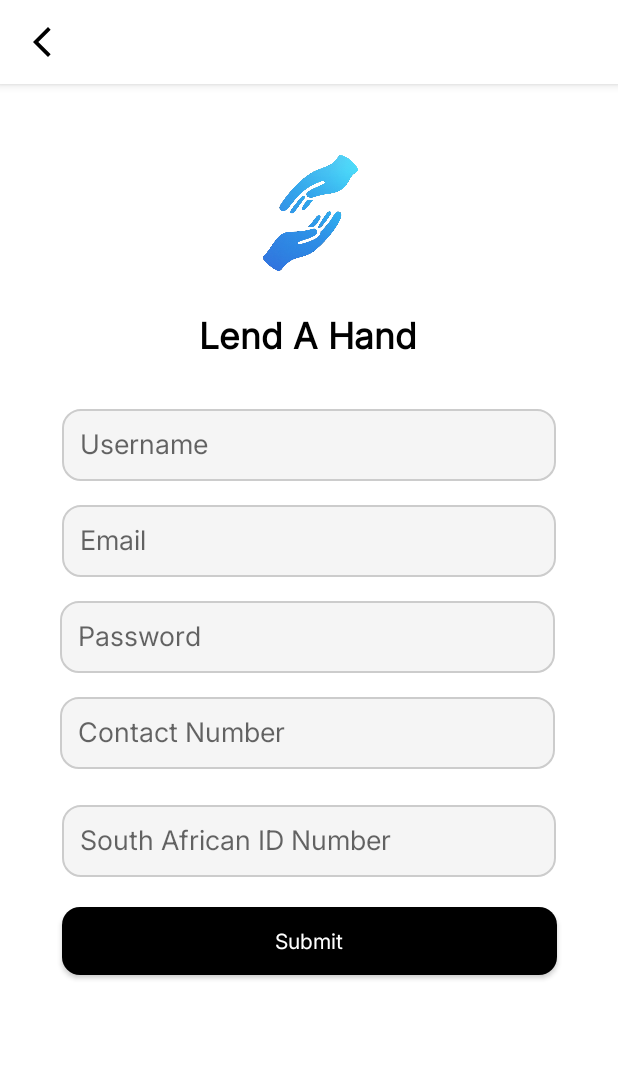
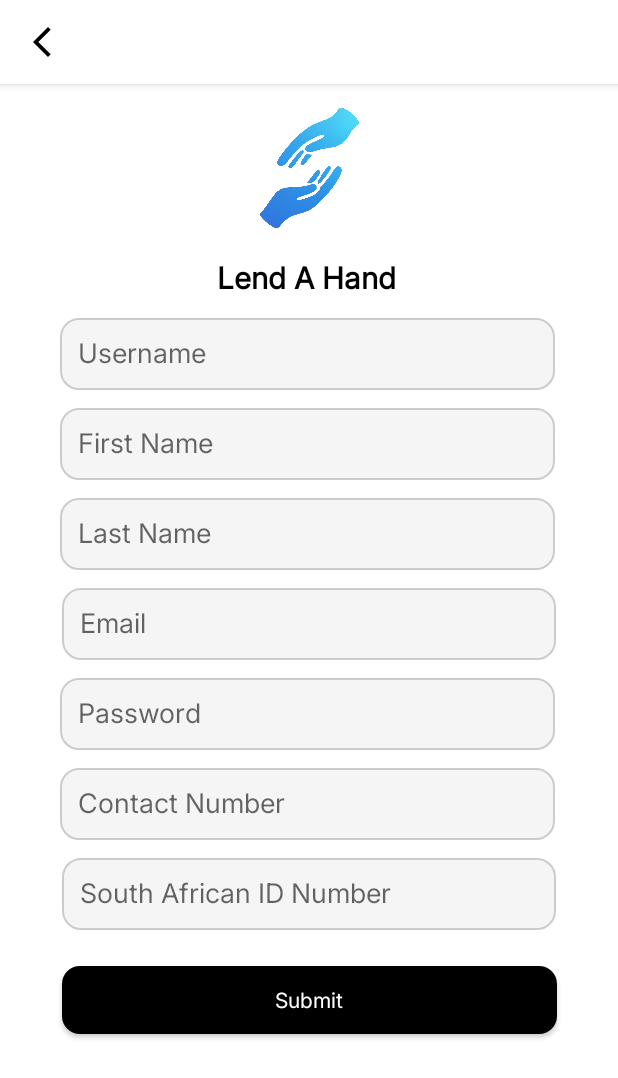
Before and after one commit to joshsawyer/lend-a-hand-project, an Android app: the screen it shows after launch (RegisterActivity), after a tap on "Don't have an account? Click here to sig", on a phone screen of 412 x 824 dp. Shown: the top 1078 px of the screen. Run offline under Robolectric (Android 15) with nearby library versions, the light colour scheme and no system bars.

Commit message:
Added fname and lname parameter, also fixed recycler view on homepage

```diff
--- a/app/src/main/res/layout/activity_home.xml
+++ b/app/src/main/res/layout/activity_home.xml
@@ -35,8 +35,8 @@
 
     <androidx.recyclerview.widget.RecyclerView
         android:id="@+id/donationsRecyclerView"
-        android:layout_width="399dp"
-        android:layout_height="768dp"
+        android:layout_width="404dp"
+        android:layout_height="508dp"
         android:clipToPadding="false"
         android:paddingBottom="80dp"
         app:layout_constraintBottom_toBottomOf="parent"
--- a/app/src/main/res/layout/activity_register.xml
+++ b/app/src/main/res/layout/activity_register.xml
@@ -17,7 +17,7 @@
         android:id="@+id/emailInput2"
         android:layout_width="0dp"
         android:layout_height="48dp"
-        android:layout_marginTop="16dp"
+        android:layout_marginTop="12dp"
         android:background="@drawable/rounded_edittext"
         android:fontFamily="@font/inter"
         android:hint="Email"
@@ -25,29 +25,79 @@
         android:textColor="#000000"
         app:layout_constraintEnd_toEndOf="parent"
         app:layout_constraintStart_toStartOf="parent"
-        app:layout_constraintTop_toBottomOf="@+id/usernameInput"
+        app:layout_constraintTop_toBottomOf="@+id/lNameInput"
         app:layout_constraintWidth_percent="0.8" />
 
     <EditText
         android:id="@+id/usernameInput"
         android:layout_width="0dp"
         android:layout_height="48dp"
-        android:layout_marginTop="32dp"
+        android:layout_marginTop="12dp"
         android:background="@drawable/rounded_edittext"
         android:fontFamily="@font/inter"
         android:hint="Username"
         android:padding="12dp"
         android:textColor="#000000"
         app:layout_constraintEnd_toEndOf="parent"
+        app:layout_constraintHorizontal_bias="0.487"
         app:layout_constraintStart_toStartOf="parent"
         app:layout_constraintTop_toBottomOf="@+id/appTitle"
+        app:layout_constraintWidth_percent="0.8" />
+
+    <EditText
+        android:id="@+id/fNameInput"
+        android:layout_width="0dp"
+        android:layout_height="48dp"
+        android:layout_marginTop="12dp"
+        android:background="@drawable/rounded_edittext"
+        android:fontFamily="@font/inter"
+        android:hint="First Name"
+        android:padding="12dp"
+        android:textColor="#000000"
+        app:layout_constraintEnd_toEndOf="parent"
+        app:layout_constraintHorizontal_bias="0.487"
+        app:layout_constraintStart_toStartOf="parent"
+        app:layout_constraintTop_toBottomOf="@+id/usernameInput"
+        app:layout_constraintWidth_percent="0.8" />
+
+    <EditText
+        android:id="@+id/lNameInput"
+        android:layout_width="0dp"
+        android:layout_height="48dp"
+        android:layout_marginTop="12dp"
+        android:background="@drawable/rounded_edittext"
+        android:fontFamily="@font/inter"
+        android:hint="Last Name"
+        android:padding="12dp"
+        android:textColor="#000000"
+        app:layout_constraintEnd_toEndOf="parent"
+        app:layout_constraintHorizontal_bias="0.487"
+        app:layout_constraintStart_toStartOf="parent"
+        app:layout_constraintTop_toBottomOf="@+id/fNameInput"
+        app:layout_constraintWidth_percent="0.8" />
+
+    <EditText
+        android:id="@+id/passwordInput"
+        android:layout_width="0dp"
+        android:layout_height="48dp"
+        android:layout_marginTop="12dp"
+        android:background="@drawable/rounded_edittext"
+        android:fontFamily="@font/inter"
+        android:hint="Password"
+        android:inputType="textPassword"
+        android:padding="12dp"
+        android:textColor="#000000"
+        app:layout_constraintEnd_toEndOf="parent"
+        app:layout_constraintHorizontal_bias="0.487"
+        app:layout_constraintStart_toStartOf="parent"
+        app:layout_constraintTop_toBottomOf="@+id/emailInput2"
         app:layout_constraintWidth_percent="0.8" />
 
     <androidx.appcompat.widget.AppCompatButton
         android:id="@+id/submitButton"
         android:layout_width="330dp"
         android:layout_height="45dp"
-        android:layout_marginTop="20dp"
+        android:layout_marginTop="24dp"
         android:background="@drawable/button_black_background"
         android:fontFamily="@font/inter"
         android:text="Submit"
@@ -60,42 +110,10 @@
         app:layout_constraintWidth_percent="0.8" />
 
     <EditText
-        android:id="@+id/passwordInput"
-        android:layout_width="0dp"
-        android:layout_height="48dp"
-        android:layout_marginTop="16dp"
-        android:background="@drawable/rounded_edittext"
-        android:fontFamily="@font/inter"
-        android:hint="Password"
-        android:inputType="textPassword"
-        android:padding="12dp"
-        android:textColor="#000000"
-        app:layout_constraintEnd_toEndOf="parent"
-        app:layout_constraintHorizontal_bias="0.487"
-        app:layout_constraintStart_toStartOf="parent"
-        app:layout_constraintTop_toBottomOf="@+id/emailInput2"
-        app:layout_constraintWidth_percent="0.8" />
-
-    <EditText
-        android:id="@+id/idNo"
-        android:layout_width="0dp"
-        android:layout_height="48dp"
-        android:layout_marginTop="24dp"
-        android:background="@drawable/rounded_edittext"
-        android:fontFamily="@font/inter"
-        android:hint="South African ID Number"
-        android:padding="12dp"
-        android:textColor="#000000"
-        app:layout_constraintEnd_toEndOf="parent"
-        app:layout_constraintStart_toStartOf="parent"
-        app:layout_constraintTop_toBottomOf="@+id/contactNo"
-        app:layout_constraintWidth_percent="0.8" />
-
-    <EditText
         android:id="@+id/contactNo"
         android:layout_width="0dp"
         android:layout_height="48dp"
-        android:layout_marginTop="16dp"
+        android:layout_marginTop="12dp"
         android:background="@drawable/rounded_edittext"
         android:fontFamily="@font/inter"
         android:hint="Contact Number"
@@ -107,28 +125,43 @@
         app:layout_constraintTop_toBottomOf="@+id/passwordInput"
         app:layout_constraintWidth_percent="0.8" />
 
+    <EditText
+        android:id="@+id/idNo"
+        android:layout_width="0dp"
+        android:layout_height="48dp"
+        android:layout_marginTop="12dp"
+        android:background="@drawable/rounded_edittext"
+        android:fontFamily="@font/inter"
+        android:hint="South African ID Number"
+        android:padding="12dp"
+        android:textColor="#000000"
+        app:layout_constraintEnd_toEndOf="parent"
+        app:layout_constraintStart_toStartOf="parent"
+        app:layout_constraintTop_toBottomOf="@+id/contactNo"
+        app:layout_constraintWidth_percent="0.8" />
+
     <TextView
         android:id="@+id/appTitle"
-        android:layout_width="wrap_content"
-        android:layout_height="wrap_content"
-        android:layout_marginTop="12dp"
+        android:layout_width="123dp"
+        android:layout_height="30dp"
+        android:layout_marginTop="4dp"
         android:fontFamily="@font/inter"
         android:text="Lend A Hand"
         android:textColor="#000000"
-        android:textSize="24sp"
+        android:textSize="20sp"
         android:textStyle="bold"
         app:layout_constraintEnd_toEndOf="parent"
-        app:layout_constraintHorizontal_bias="0.498"
         app:layout_constraintStart_toStartOf="parent"
         app:layout_constraintTop_toBottomOf="@id/logoImage" />
 
     <ImageView
         android:id="@+id/logoImage"
-        android:layout_width="141dp"
-        android:layout_height="102dp"
-        android:layout_marginTop="92dp"
+        android:layout_width="265dp"
+        android:layout_height="106dp"
+        android:layout_marginTop="60dp"
         android:src="@drawable/ic_logo"
         app:layout_constraintEnd_toEndOf="parent"
+        app:layout_constraintHorizontal_bias="0.497"
         app:layout_constraintStart_toStartOf="parent"
         app:layout_constraintTop_toTopOf="parent" />
 
```
Also changed, not shown: 1 other file.
